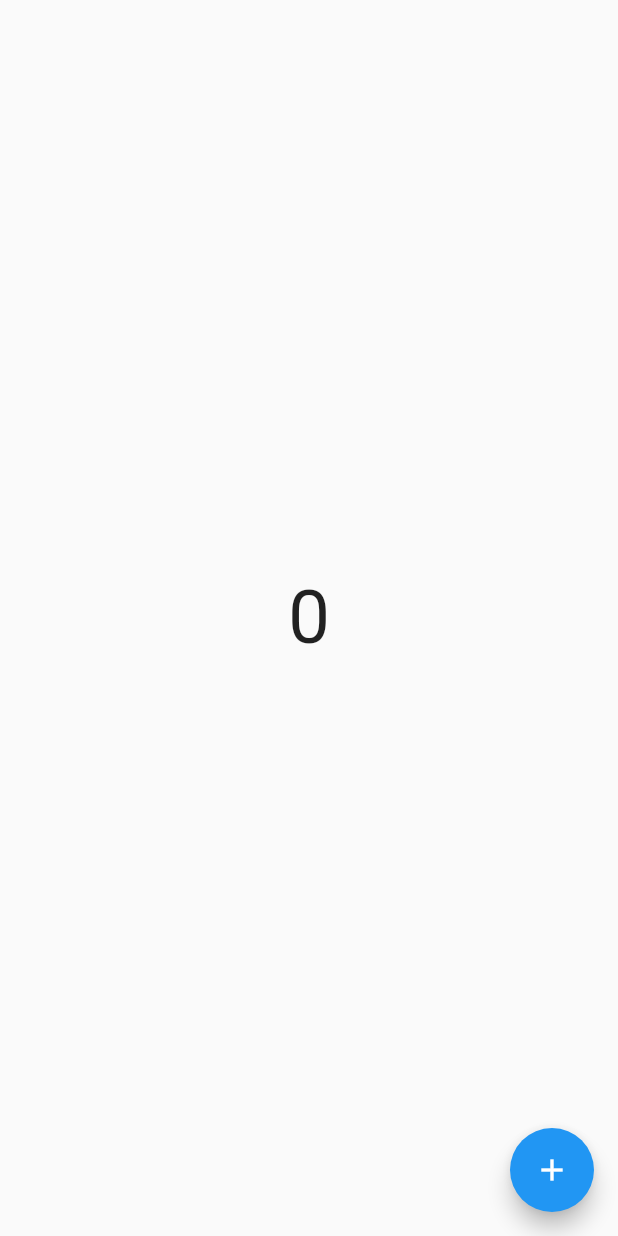
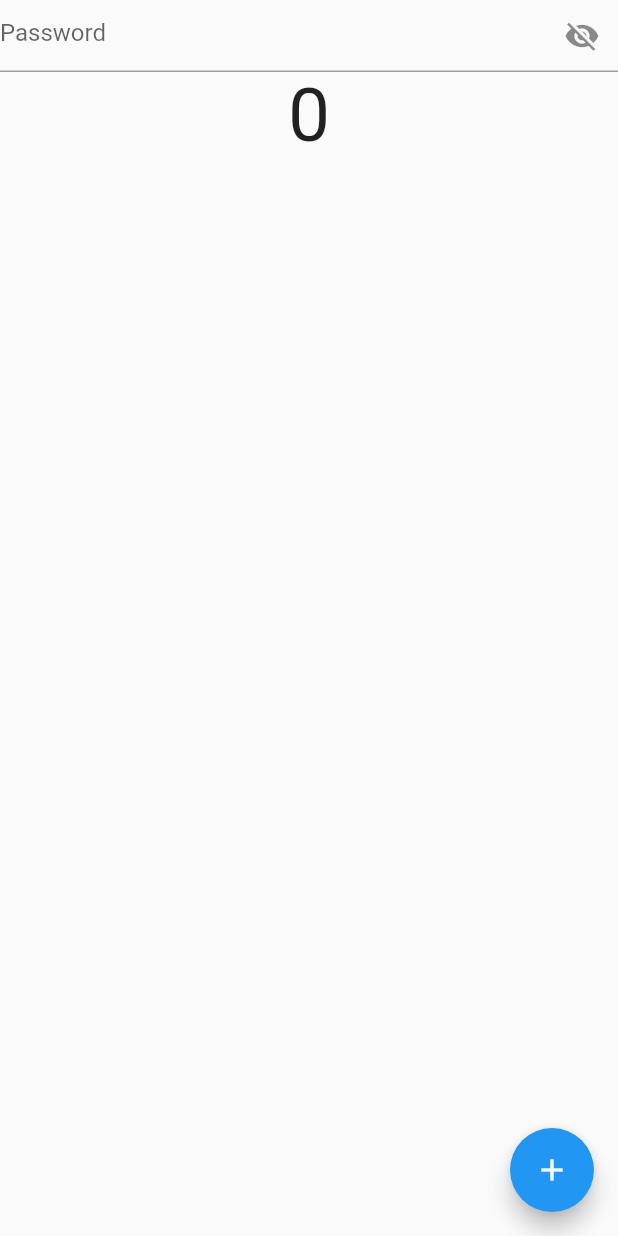
Before and after one commit to its-asaduzzaman/provider_advanced, a Flutter app: the screen it shows after launch, on a phone screen of 412 x 824 dp. Run offline on Flutter 3.47's test engine with Material 2 defaults, Android fonts, the phone set to English and light mode, and no system bars.

Commit message:
make stateless to statefull exmp 02

```diff
--- a/lib/screens/favourite/notify_listener_screen.dart
+++ b/lib/screens/favourite/notify_listener_screen.dart
@@ -1,15 +1,40 @@
 import 'package:flutter/material.dart';
+import 'package:flutter/services.dart';
 
 class NotifyListenerScreen extends StatelessWidget {
   NotifyListenerScreen({Key? key}) : super(key: key);
 
   final ValueNotifier<int> _counter = ValueNotifier<int>(0);
+  final ValueNotifier<bool> _toggle = ValueNotifier<bool>(true);
 
   @override
   Widget build(BuildContext context) {
     print("build");
     return Scaffold(
-      body: Center(
+      body: SafeArea(
+        child: Column(
+          children: [
+            ValueListenableBuilder(
+                valueListenable: _toggle,
+                builder: (context, value, child) {
+                  return TextField(
+                    obscureText: _toggle.value,
+                    decoration: InputDecoration(
+                      hintText: 'Password',
+                      suffixIcon: InkWell(
+                        onTap: () {
+                          _toggle.value = !_toggle.value;
+                        },
+                        child: Icon(
+                          _toggle.value
+                              ? Icons.visibility_off
+                              : Icons.remove_red_eye,
+                        ),
+                      ),
+                    ),
+                  );
+                }),
+            Center(
                 child: ValueListenableBuilder(
                     valueListenable: _counter,
                     builder: (context, value, child) {
@@ -20,6 +45,9 @@ class NotifyListenerScreen extends StatelessWidget {
                         ),
                       );
                     })),
+          ],
+        ),
+      ),
       floatingActionButton: FloatingActionButton(
         onPressed: () {
           _counter.value++;
```
Lines whose indentation alone changed are shown as unchanged.
